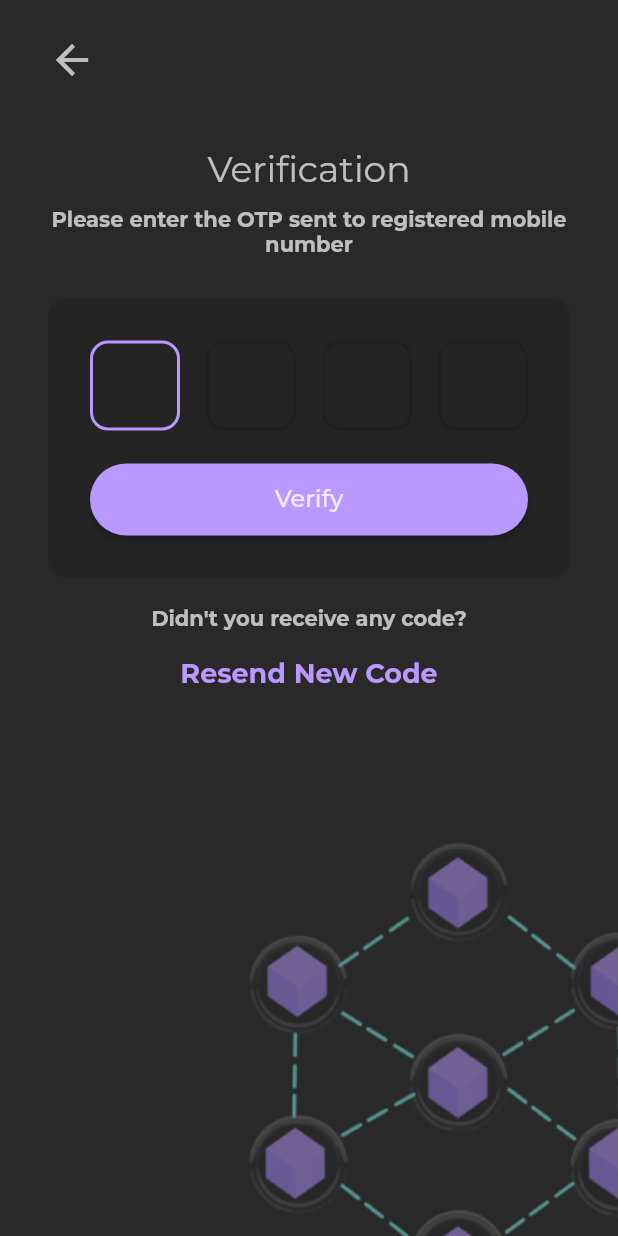
After one commit to emem365/evoting_web3, a Flutter app: the OtpPage screen opened directly, on a phone screen of 412 x 824 dp. The commit adds this screen. Run offline on Flutter 3.47's test engine with Material 2 defaults, Android fonts, the phone set to English and light mode, and no system bars; our stand-ins replace google_fonts; missing offline and left inert: checkdigit.

Commit message:
added otp verification screen

```diff
--- /dev/null
+++ b/aasha/lib/otp_screen.dart
@@ -0,0 +1,197 @@
+import 'package:flutter/material.dart';
+
+class OtpPage extends StatefulWidget {
+  const OtpPage({Key? key}) : super(key: key);
+
+  @override
+  _OtpPageState createState() => _OtpPageState();
+}
+
+class _OtpPageState extends State<OtpPage> {
+  @override
+  Widget build(BuildContext context) {
+    return Scaffold(
+      body: Stack(
+        children: [
+          Positioned(
+              bottom: -150,
+              right: -150,
+              child: Opacity(
+                  opacity: 0.5, child: Image.asset('assets/icon-fg.png'))),
+          Positioned.fill(
+            child: SafeArea(
+              child: Padding(
+                padding:
+                    const EdgeInsets.symmetric(vertical: 24, horizontal: 32),
+                child: Column(
+                  children: [
+                    Align(
+                      alignment: Alignment.topLeft,
+                      child: GestureDetector(
+                        onTap: () => Navigator.pop(context),
+                        child: const Icon(
+                          Icons.arrow_back,
+                          size: 32,
+                          color: Colors.white70,
+                        ),
+                      ),
+                    ),
+                    const SizedBox(
+                      height: 18,
+                    ),
+                    const SizedBox(
+                      height: 24,
+                    ),
+                    Text(
+                      'Verification',
+                      style: Theme.of(context)
+                          .textTheme
+                          .headline5
+                          ?.copyWith(color: Colors.white70),
+                      //  TextStyle(
+                      //   color: Colors.white70,
+                      //   fontSize: 22,
+                      //   fontWeight: FontWeight.bold,
+                      // ),
+                    ),
+                    const SizedBox(
+                      height: 10,
+                    ),
+                    const Text(
+                      "Please enter the OTP sent to registered mobile number",
+                      style: TextStyle(
+                        fontSize: 14,
+                        fontWeight: FontWeight.bold,
+                        color: Colors.white70,
+                      ),
+                      textAlign: TextAlign.center,
+                    ),
+                    const SizedBox(
+                      height: 28,
+                    ),
+                    Container(
+                      padding: const EdgeInsets.all(28),
+                      decoration: BoxDecoration(
+                        color: Colors.black12,
+                        borderRadius: BorderRadius.circular(12),
+                      ),
+                      child: Column(
+                        children: [
+                          Row(
+                            mainAxisAlignment: MainAxisAlignment.spaceBetween,
+                            children: [
+                              _textFieldOTP(true, false, context),
+                              _textFieldOTP(false, false, context),
+                              _textFieldOTP(false, false, context),
+                              _textFieldOTP(false, true, context)
+                            ],
+                          ),
+                          const SizedBox(
+                            height: 22,
+                          ),
+                          SizedBox(
+                            width: double.infinity,
+                            child: ElevatedButton(
+                              onPressed: () {},
+                              style: ButtonStyle(
+                                foregroundColor:
+                                    MaterialStateProperty.all<Color>(
+                                        Colors.white),
+                                backgroundColor:
+                                    MaterialStateProperty.all<Color>(
+                                        const Color(0xFFB998FF)),
+                                shape: MaterialStateProperty.all<
+                                    RoundedRectangleBorder>(
+                                  RoundedRectangleBorder(
+                                    borderRadius: BorderRadius.circular(24.0),
+                                  ),
+                                ),
+                              ),
+                              child: Padding(
+                                padding: const EdgeInsets.all(14.0),
+                                child: Text(
+                                  'Verify',
+                                  style: TextStyle(
+                                    fontSize: 16,
+                                    color: Colors.white.withOpacity(0.8),
+                                  ),
+                                ),
+                              ),
+                            ),
+                          )
+                        ],
+                      ),
+                    ),
+                    const SizedBox(
+                      height: 18,
+                    ),
+                    const Text(
+                      "Didn't you receive any code?",
+                      style: TextStyle(
+                        fontSize: 14,
+                        fontWeight: FontWeight.bold,
+                        color: Colors.white70,
+                      ),
+                      textAlign: TextAlign.center,
+                    ),
+                    const SizedBox(
+                      height: 18,
+                    ),
+                    InkWell(
+                      onTap: () {},
+                      child: const Text(
+                        "Resend New Code",
+                        style: TextStyle(
+                          fontSize: 18,
+                          fontWeight: FontWeight.bold,
+                          color: Color(0xFFB998FF),
+                        ),
+                        textAlign: TextAlign.center,
+                      ),
+                    ),
+                  ],
+                ),
+              ),
+            ),
+          ),
+        ],
+      ),
+    );
+  }
+}
+
+Widget _textFieldOTP(bool first, bool last, BuildContext context) {
+  return SizedBox(
+    height: 60,
+    child: AspectRatio(
+      aspectRatio: 1.0,
+      child: TextField(
+        autofocus: true,
+        onChanged: (value) {
+          if (value.length == 1 && last == false) {
+            FocusScope.of(context).nextFocus();
+          }
+          if (value.isEmpty && first == false) {
+            FocusScope.of(context).previousFocus();
+          }
+        },
+        showCursor: false,
+        readOnly: false,
+        textAlign: TextAlign.center,
+        style: const TextStyle(
+            fontSize: 24, fontWeight: FontWeight.bold, color: Colors.white),
+        keyboardType: TextInputType.number,
+        maxLength: 1,
+        decoration: InputDecoration(
+          counter: const Offstage(),
+          enabledBorder: OutlineInputBorder(
+              borderSide: const BorderSide(width: 2, color: Colors.black12),
+              borderRadius: BorderRadius.circular(12)),
+          focusedBorder: OutlineInputBorder(
+              borderSide: const BorderSide(width: 2, color: Color(0xFFB998FF)),
+              borderRadius: BorderRadius.circular(12)),
+        ),
+      ),
+    ),
+  );
+}
--- a/aasha/lib/register.dart
+++ b/aasha/lib/register.dart
@@ -1,4 +1,5 @@
 import 'dart:ui';
+import 'package:aasha/otp_screen.dart';
 import 'package:checkdigit/checkdigit.dart';
 import 'package:flutter/material.dart';
 
@@ -10,15 +11,17 @@ class Register extends StatefulWidget {
 }
 
 class _RegisterState extends State<Register> {
-  DateTime selectedDate = DateTime.now();
+  DateTime selectedDate = DateTime(
+      DateTime.now().year - 18, DateTime.now().month, DateTime.now().day);
   final _formKey = GlobalKey<FormState>();
 
   _pickdate() async {
     DateTime? date = await showDatePicker(
         context: context,
         initialDate: selectedDate,
-        firstDate: DateTime(2015),
-        lastDate: DateTime(2101));
+        firstDate: DateTime(1850),
+        lastDate: DateTime(DateTime.now().year - 18, DateTime.now().month,
+            DateTime.now().day));
     if (date != null && date != selectedDate) {
       setState(() {
         selectedDate = date;
@@ -45,7 +48,6 @@ class _RegisterState extends State<Register> {
                   child: Column(
                     crossAxisAlignment: CrossAxisAlignment.stretch,
                     children: [
-
                       Padding(
                         padding: const EdgeInsets.only(bottom: 50.0, top: 150),
                         child: Column(
@@ -139,15 +141,18 @@ class _RegisterState extends State<Register> {
                             ),
                             onPressed: () {
                               if (_formKey.currentState!.validate()) {
-                                print("yes");
+                                Navigator.push(context,
+                                    MaterialPageRoute(builder: (context) {
+                                  return OtpPage();
+                                }));
                               } else {
                                 print("no");
                               }
                             },
                             child: Text(
                               "Sign-up",
-                              style:
-                                  TextStyle(color: Colors.white.withOpacity(0.8)),
+                              style: TextStyle(
+                                  color: Colors.white.withOpacity(0.8)),
                             ),
                           ),
                         ),
```
